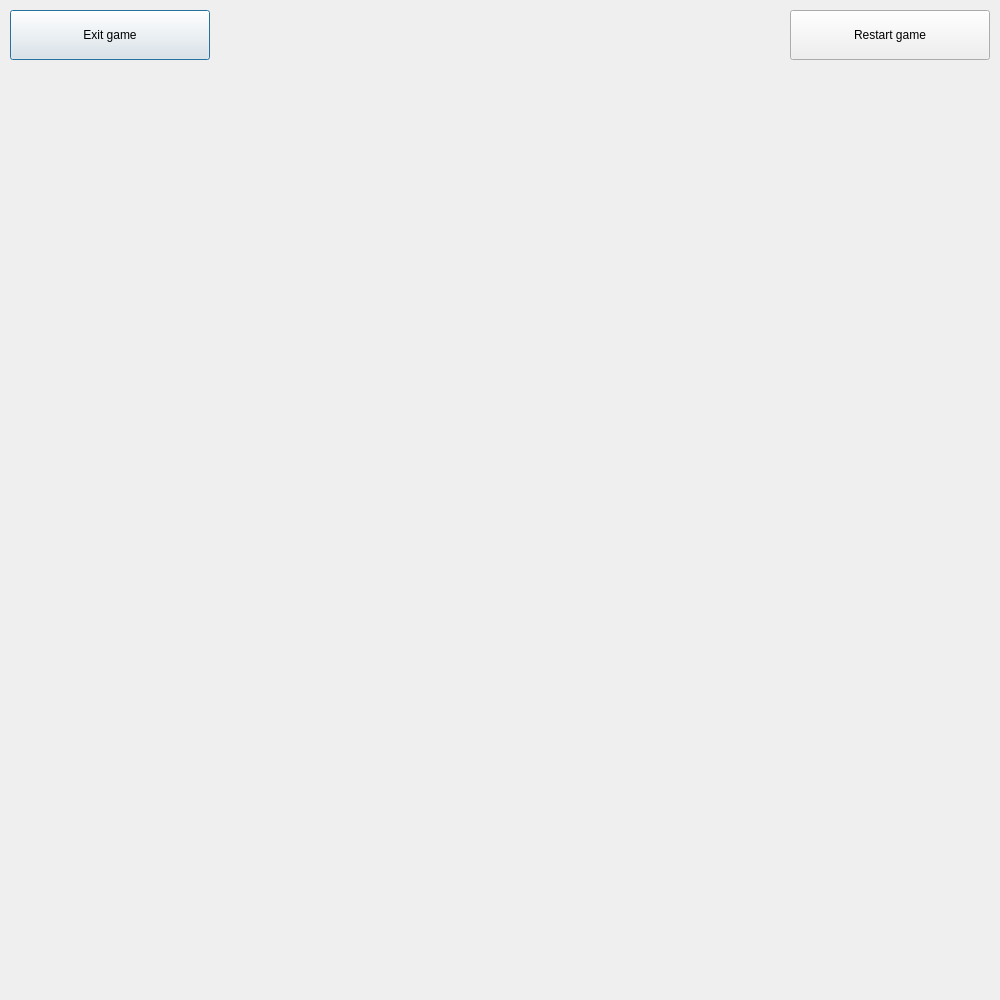
This is chess_game/gamewindow.ui in maciekwolus/chess_cpp as Qt 5 draws it before an edit. The edited form follows.
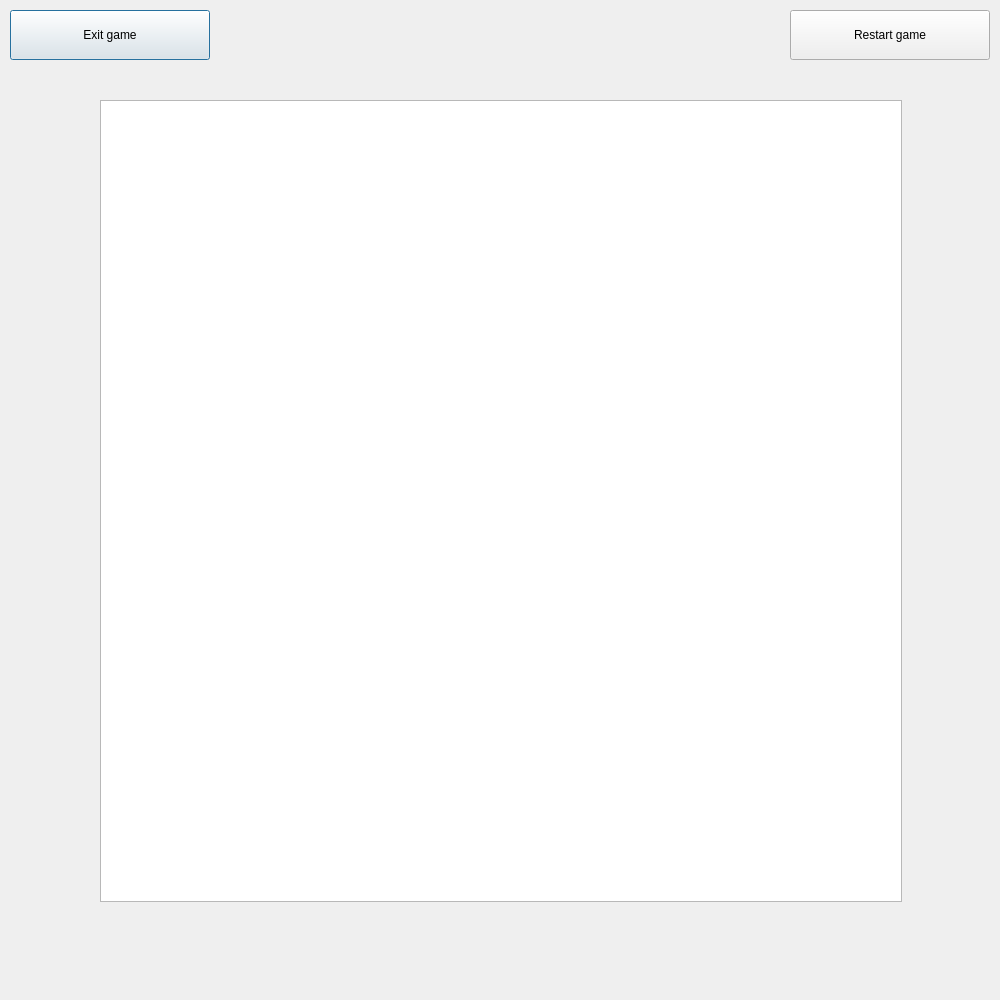
This is the edited form.

Commit message: Added class to store piece image

Diff of the .ui file:
```diff
--- a/chess_game/gamewindow.ui
+++ b/chess_game/gamewindow.ui
@@ -52,6 +52,42 @@
     <string>Restart game</string>
    </property>
   </widget>
+  <widget class="QLabel" name="WRook1_pic">
+   <property name="geometry">
+    <rect>
+     <x>100</x>
+     <y>800</y>
+     <width>100</width>
+     <height>100</height>
+    </rect>
+   </property>
+   <property name="text">
+    <string/>
+   </property>
+  </widget>
+  <widget class="QLabel" name="WRook2_pic">
+   <property name="geometry">
+    <rect>
+     <x>800</x>
+     <y>800</y>
+     <width>100</width>
+     <height>100</height>
+    </rect>
+   </property>
+   <property name="text">
+    <string/>
+   </property>
+  </widget>
+  <widget class="QGraphicsView" name="graphicsView">
+   <property name="geometry">
+    <rect>
+     <x>100</x>
+     <y>100</y>
+     <width>802</width>
+     <height>802</height>
+    </rect>
+   </property>
+  </widget>
  </widget>
  <resources/>
  <connections/>
```
The commit also changes 5 other files.
